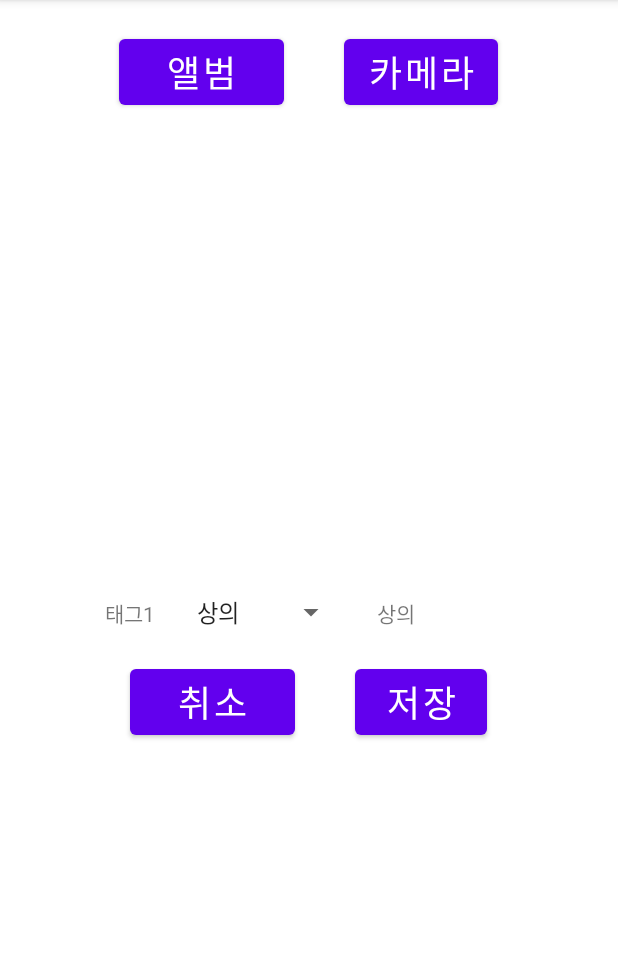
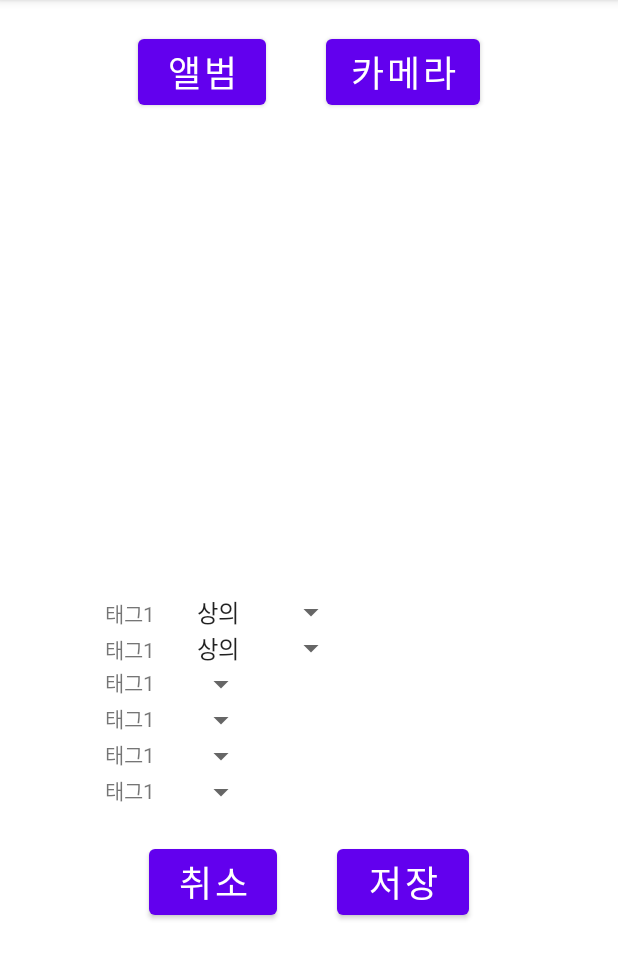
Before and after one commit to Jinyoung-seok/SmartClosetApp, an Android app: the screen it shows after launch (AddClothes), on a phone screen of 412 x 824 dp, the part 84-1063 px from its top. Run offline under Robolectric (Android 15) with nearby library versions, the phone set to English and light mode, and no system bars; 7 statements that could not run were skipped.

Commit message:
before pull

```diff
--- a/app/src/main/AndroidManifest.xml
+++ b/app/src/main/AndroidManifest.xml
@@ -21,5 +21,6 @@
         </activity>
         <activity android:name=".MainActivity"></activity>
     </application>
+    <uses-permission android:name="android.permission.CAMERA" />
 
 </manifest>
--- a/app/src/main/java/com/example/smartcloset/AddClothes.kt
+++ b/app/src/main/java/com/example/smartcloset/AddClothes.kt
@@ -1,22 +1,140 @@
 package com.example.smartcloset
 
+import android.Manifest
+import android.content.ContentValues
+import android.content.Intent
+import android.content.pm.PackageManager
+import android.net.Uri
+import android.os.Build
 import androidx.appcompat.app.AppCompatActivity
 import android.os.Bundle
+import android.provider.MediaStore
+import android.util.Log.d
 import android.view.View
-import android.widget.AdapterView
-import android.widget.ArrayAdapter
-import android.widget.TextView
-import android.widget.Toast
+import android.widget.*
+import androidx.core.app.ActivityCompat
 import kotlinx.android.synthetic.main.addclothes.*
 import kotlinx.android.synthetic.main.login.*
+import java.text.SimpleDateFormat
+import java.util.logging.Logger
 
 class AddClothes : AppCompatActivity() {
     override fun onCreate(savedInstanceState: Bundle?) {
         super.onCreate(savedInstanceState)
         setContentView(R.layout.addclothes)
-        camera_addclothes.setOnClickListener{
-            Toast.makeText(this,"카메라 버튼입니다", Toast.LENGTH_SHORT).show()
+        // 카메라 버튼 클릭 리스너 구현
+        val cameraBtn = findViewById<Button>(R.id.camera_addclothes) as Button
+        cameraBtn.setOnClickListener(View.OnClickListener {
+            requirePermissions(arrayOf(Manifest.permission.CAMERA), PERMISSION_CAMERA)
+        })
+        /**자식 액티비티에서 권한 요청 시 직접 호출하는 메서드
+         * @param permissions 권한 처리를 할 권한 목록
+         * @param requestCode 권한을 요청한 주체가 어떤 것인지 구분하기 위함.
+         * */
+        fun requirePermissions(permissions: Array<String>, requestCode: Int) {
+//            Logger.d("권한 요청")
+            if (Build.VERSION.SDK_INT < Build.VERSION_CODES.M) {
+                permissionGranted(requestCode)
+            } else {
+                // isAllPermissionsGranted : 권한이 모두 승인 되었는지 여부 저장
+                // all 메서드를 사용하면 배열 속에 들어 있는 모든 값을 체크할 수 있다.
+                val isAllPermissionsGranted =
+                    permissions.all { checkSelfPermission(it) == PackageManager.PERMISSION_GRANTED }
+                if (isAllPermissionsGranted) {
+                    permissionGranted(requestCode)
+                } else {
+                    // 사용자에 권한 승인 요청
+                    ActivityCompat.requestPermissions(this, permissions, requestCode)
+                }
+            }
         }
+
+        /** 사용자가 권한을 승인하거나 거부한 다음에 호출되는 메서드
+         * @param requestCode 요청한 주체를 확인하는 코드
+         * @param permissions 요청한 권한 목록
+         * @param grantResults 권한 목록에 대한 승인/미승인 값, 권한 목록의 개수와 같은 수의 결괏값이 전달된다.
+         * */
+        override fun onRequestPermissionsResult(
+            requestCode: Int,
+            permissions: Array<out String>,
+            grantResults: IntArray
+        ) {
+            if (grantResults.all { it == PackageManager.PERMISSION_GRANTED }) {
+                permissionGranted(requestCode)
+            } else {
+                permissionDenied(requestCode)
+            }
+        }
+
+        private fun permissionGranted(requestCode: Int) {
+            when (requestCode) {
+                PERMISSION_CAMERA -> openCamera()
+            }
+        }
+
+        private fun permissionDenied(requestCode: Int) {
+            when (requestCode) {
+                PERMISSION_CAMERA -> Toast.makeText(
+                    this,
+                    "카메라 권한을 승인해야 카메라를 사용할 수 있습니다.",
+                    Toast.LENGTH_LONG
+                ).show()
+            }
+        }
+
+
+        private fun openCamera() {
+            val intent = Intent(MediaStore.ACTION_IMAGE_CAPTURE)
+
+            createImageUri(newFileName(), "image/jpg")?.let { uri ->
+                realUri = uri
+                // MediaStore.EXTRA_OUTPUT을 Key로 하여 Uri를 넘겨주면
+                // 일반적인 Camera App은 이를 받아 내가 지정한 경로에 사진을 찍어서 저장시킨다.
+                intent.putExtra(MediaStore.EXTRA_OUTPUT, realUri)
+                startActivityForResult(intent, REQUEST_CAMERA)
+            }
+        }
+
+        private fun newFileName(): String {
+            val sdf = SimpleDateFormat("yyyyMMdd_HHmmss")
+            val filename = sdf.format(System.currentTimeMillis())
+            return "$filename.jpg"
+        }
+
+        private fun createImageUri(filename: String, mimeType: String): Uri? {
+            var values = ContentValues()
+            values.put(MediaStore.Images.Media.DISPLAY_NAME, filename)
+            values.put(MediaStore.Images.Media.MIME_TYPE, mimeType)
+            return this.contentResolver.insert(MediaStore.Images.Media.EXTERNAL_CONTENT_URI, values)
+        }
+
+
+
+        /** 카메라 및 앨범 Intent 결과
+         * */
+        override fun onActivityResult(requestCode: Int, resultCode: Int, data: Intent?) {
+            super.onActivityResult(requestCode, resultCode, data)
+
+            if (resultCode == RESULT_OK) {
+                when (requestCode) {
+                    REQUEST_CAMERA -> {
+                        realUri?.let { uri ->
+                            imageView.setImageURI(uri)
+                        }
+                    }
+                }
+            }
+        }
+
+
+
+
+
+
+
+
+
+
         album_addclothes.setOnClickListener{
             Toast.makeText(this,"앨범 버튼입니다",Toast.LENGTH_SHORT).show()
         }
@@ -26,11 +144,21 @@ class AddClothes : AppCompatActivity() {
         save_addclothes.setOnClickListener{
             Toast.makeText(this,"저장 버튼입니다",Toast.LENGTH_SHORT).show()
         }
-        val myadapter = ArrayAdapter.createFromResource(this,R.array.tagdata1, android.R.layout.simple_spinner_item)
+
+
+
+
+
+
+
+
+
+        // 태그1 스피너
+        val myadapter1 = ArrayAdapter.createFromResource(this,R.array.tagdata1, android.R.layout.simple_spinner_item)
 //        val autoAdapter = ArrayAdapter.createFromResource(this,R.array.tagdata1,android.R.layout.simple_spinner_item)
 
-        myadapter.setDropDownViewResource(android.R.layout.simple_spinner_dropdown_item)
-        tag1.adapter =myadapter
+        myadapter1.setDropDownViewResource(android.R.layout.simple_spinner_dropdown_item)
+        tag1.adapter =myadapter1
 
         tag1.onItemSelectedListener = object: AdapterView.OnItemSelectedListener{
             override fun onItemSelected(parent: AdapterView<*>?, view: View?, position: Int, id: Long) {
@@ -40,7 +168,23 @@ class AddClothes : AppCompatActivity() {
             override fun onNothingSelected(parent: AdapterView<*>?) {
 //                result.text = "선택된 가수가 없습니다."
             }
+        }
 
+        // 태그2 스피너
+        val myadapter2 = ArrayAdapter.createFromResource(this,R.array.tagdata1, android.R.layout.simple_spinner_item)
+//        val autoAdapter = ArrayAdapter.createFromResource(this,R.array.tagdata1,android.R.layout.simple_spinner_item)
+
+        myadapter2.setDropDownViewResource(android.R.layout.simple_spinner_dropdown_item)
+        tag2.adapter =myadapter2
+
+        tag2.onItemSelectedListener = object: AdapterView.OnItemSelectedListener{
+            override fun onItemSelected(parent: AdapterView<*>?, view: View?, position: Int, id: Long) {
+                tag2txt.text = (view as TextView).text
+            }
+
+            override fun onNothingSelected(parent: AdapterView<*>?) {
+//                result.text = "선택된 가수가 없습니다."
+            }
         }
 
 
--- a/app/src/main/res/layout/addclothes.xml
+++ b/app/src/main/res/layout/addclothes.xml
@@ -10,7 +10,7 @@
         android:gravity="center">
         <Button
             android:id="@+id/album_addclothes"
-            android:layout_width="110dp"
+            android:layout_width="85dp"
             android:layout_height="wrap_content"
             android:layout_marginBottom="24dp"
             android:layout_margin="20dp"
@@ -31,7 +31,7 @@
 
     <ImageView
         android:id="@+id/imagePreview"
-        android:layout_width="200dp"
+        android:layout_width="250dp"
         android:layout_height="300dp"
         android:layout_gravity="center"
         />
@@ -57,6 +57,137 @@
             android:text=""
             android:layout_marginLeft="20dp"
             android:layout_marginRight="20dp"
+            android:visibility="invisible"
+            />
+    </LinearLayout>
+    <LinearLayout
+        android:layout_width="match_parent"
+        android:layout_height="wrap_content"
+        android:orientation="horizontal">
+        <TextView
+            android:layout_width="wrap_content"
+            android:layout_height="wrap_content"
+            android:text="태그1"
+            android:layout_marginLeft="70dp"
+            android:layout_marginRight="20dp"/>
+        <Spinner
+            android:id="@+id/tag2"
+            android:layout_width="wrap_content"
+            android:layout_height="wrap_content"
+            />
+        <TextView
+            android:id="@+id/tag2txt"
+            android:layout_width="wrap_content"
+            android:layout_height="wrap_content"
+            android:text=""
+            android:layout_marginLeft="20dp"
+            android:layout_marginRight="20dp"
+            android:visibility="invisible"
+
+            />
+    </LinearLayout>
+    <LinearLayout
+        android:layout_width="match_parent"
+        android:layout_height="wrap_content"
+        android:orientation="horizontal">
+        <TextView
+            android:layout_width="wrap_content"
+            android:layout_height="wrap_content"
+            android:text="태그1"
+            android:layout_marginLeft="70dp"
+            android:layout_marginRight="20dp"/>
+        <Spinner
+            android:id="@+id/tag3"
+            android:layout_width="wrap_content"
+            android:layout_height="wrap_content"
+            />
+        <TextView
+            android:id="@+id/tag3txt"
+            android:layout_width="wrap_content"
+            android:layout_height="wrap_content"
+            android:text=""
+            android:layout_marginLeft="20dp"
+            android:layout_marginRight="20dp"
+            android:visibility="invisible"
+
+            />
+    </LinearLayout>
+    <LinearLayout
+        android:layout_width="match_parent"
+        android:layout_height="wrap_content"
+        android:orientation="horizontal">
+        <TextView
+            android:layout_width="wrap_content"
+            android:layout_height="wrap_content"
+            android:text="태그1"
+            android:layout_marginLeft="70dp"
+            android:layout_marginRight="20dp"/>
+        <Spinner
+            android:id="@+id/tag4"
+            android:layout_width="wrap_content"
+            android:layout_height="wrap_content"
+            />
+        <TextView
+            android:id="@+id/tag4txt"
+            android:layout_width="wrap_content"
+            android:layout_height="wrap_content"
+            android:text=""
+            android:layout_marginLeft="20dp"
+            android:layout_marginRight="20dp"
+            android:visibility="invisible"
+
+            />
+    </LinearLayout>
+    <LinearLayout
+        android:layout_width="match_parent"
+        android:layout_height="wrap_content"
+        android:orientation="horizontal">
+        <TextView
+            android:layout_width="wrap_content"
+            android:layout_height="wrap_content"
+            android:text="태그1"
+            android:layout_marginLeft="70dp"
+            android:layout_marginRight="20dp"/>
+        <Spinner
+            android:id="@+id/tag5"
+            android:layout_width="wrap_content"
+            android:layout_height="wrap_content"
+            />
+        <TextView
+            android:id="@+id/tag5txt"
+            android:layout_width="wrap_content"
+            android:layout_height="wrap_content"
+            android:text=""
+            android:layout_marginLeft="20dp"
+            android:layout_marginRight="20dp"
+            android:visibility="invisible"
+
+            />
+    </LinearLayout>
+    <LinearLayout
+        android:layout_width="match_parent"
+        android:layout_height="wrap_content"
+        android:orientation="horizontal">
+        <TextView
+            android:layout_width="wrap_content"
+            android:layout_height="wrap_content"
+            android:text="태그1"
+            android:layout_marginLeft="70dp"
+            android:layout_marginRight="20dp"/>
+        <Spinner
+            android:id="@+id/tag6"
+            android:layout_width="wrap_content"
+            android:layout_height="wrap_content"
+            />
+        <TextView
+            android:id="@+id/tag6txt"
+            android:layout_width="wrap_content"
+            android:layout_height="wrap_content"
+            android:text=""
+            android:layout_marginLeft="20dp"
+            android:layout_marginRight="20dp"
+            android:visibility="invisible"
+
             />
     </LinearLayout>
 
@@ -68,7 +199,7 @@
         android:gravity="center">
         <Button
             android:id="@+id/cancel_addclothes"
-            android:layout_width="110dp"
+            android:layout_width="85dp"
             android:layout_height="wrap_content"
             android:layout_marginBottom="24dp"
             android:layout_margin="20dp"
```
